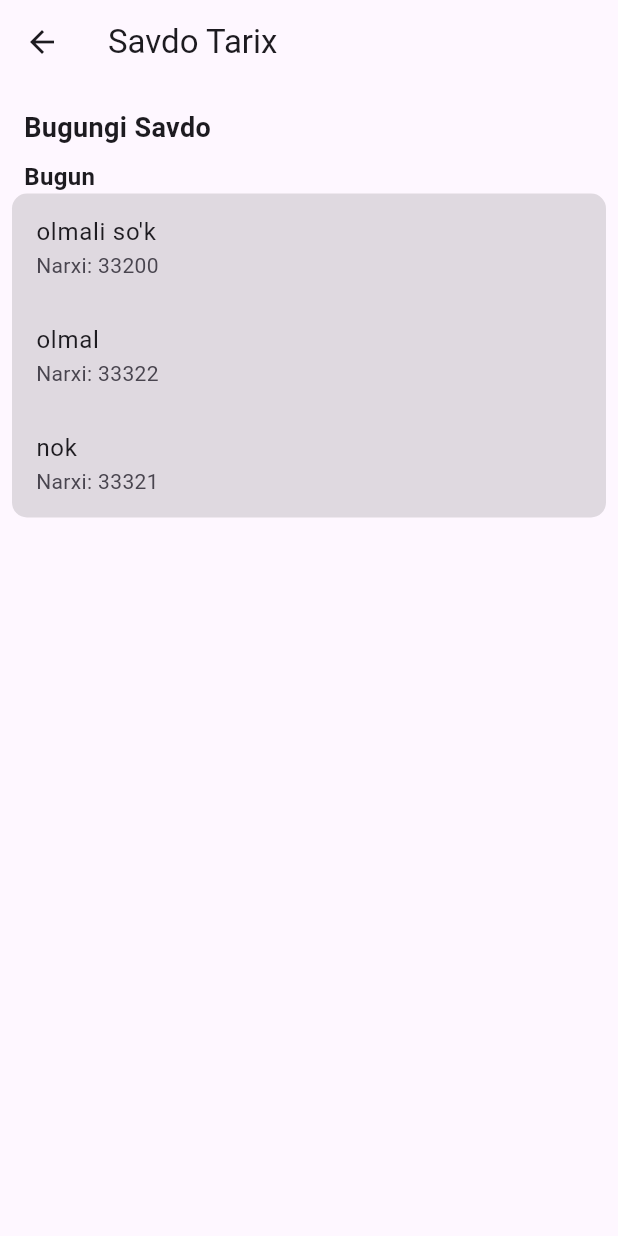
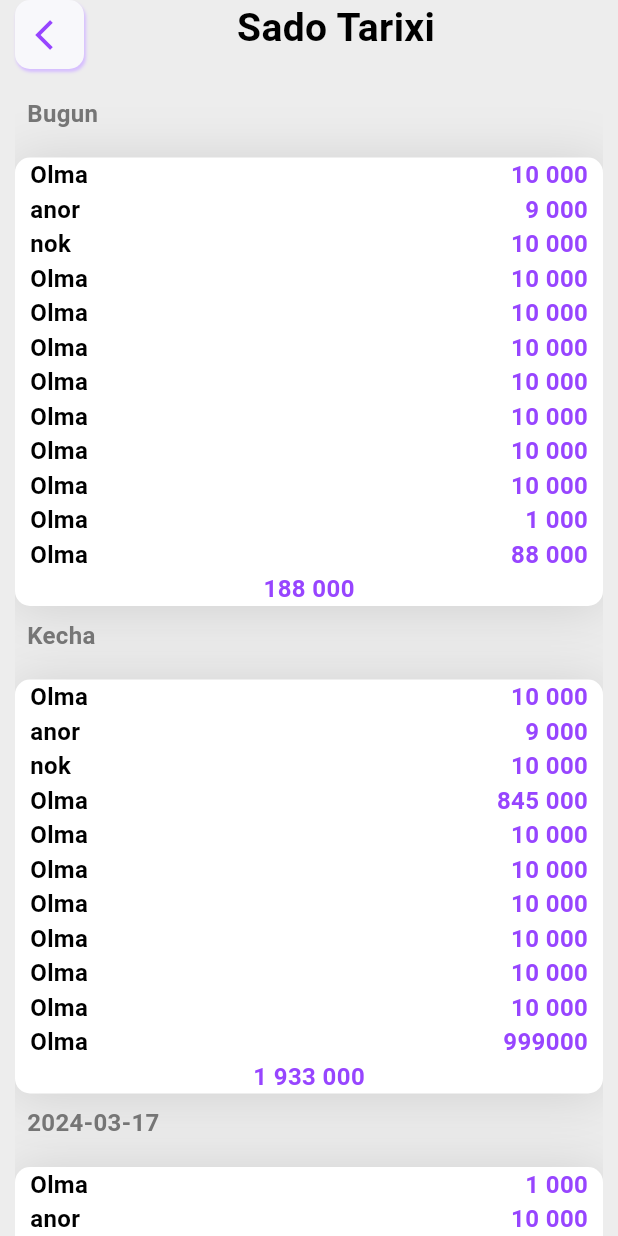
Before and after one commit to tillocoder/barcodebek, a Flutter app: the SavdoTarixPage screen opened directly, on a phone screen of 412 x 824 dp. Run offline on Flutter 3.47's test engine with Material 3 defaults, Android fonts, the phone set to English and light mode, and no system bars; our stand-ins replace firebase_core, flutter_riverpod, flutter_svg, gap, go_router, google_fonts and 2 more; missing offline and left inert: graphic, mobile_scanner; accounts and stored records are empty; Roboto replaces fonts that are missing (Signika); project files that could hold a hidden picture were left out.

Commit message:
Alpomish - 36- savdo tarxi qildi

```diff
--- a/lib/src/core/style/app_colors.dart
+++ b/lib/src/core/style/app_colors.dart
@@ -8,7 +8,7 @@ class AppColorss {
   static const c_000000 = Color(0xFF000000);
 
   // ignore: constant_identifier_names
-  static const c_C8C8C8 = Color(0xFF707070);
+  static const c_707070 = Color(0xFF707070);
   static const c_8F00FF = Color(0xFF8F00FF);
 
   // ignore: constant_identifier_names, use_full_hex_values_for_flutter_colors
@@ -20,4 +20,5 @@ class AppColorss {
 
   static const c_F8F8FB = Color(0xFFF8F8FB);
   static const scaffoldColor = Color(0xFFEDEDED);
+  static const c_767676 = Color(0xFF767676);
 }
--- a/lib/src/core/style/text_style.dart
+++ b/lib/src/core/style/text_style.dart
@@ -21,12 +21,17 @@ class AppTextStyle {
           fontWeight: FontWeight.w600));
   static final textStyle4 = GoogleFonts.signika(
       textStyle: const TextStyle(
-          color: AppColorss.c_C8C8C8,
+          color: AppColorss.c_000000,
+          fontSize: 16,
+          fontWeight: FontWeight.w700));
+  static final textStyle4_ = GoogleFonts.signika(
+      textStyle: const TextStyle(
+          color: AppColorss.c_9745FF,
           fontSize: 16,
           fontWeight: FontWeight.w700));
   static final textStyle3 = GoogleFonts.lato(
       textStyle: const TextStyle(
-          color: AppColorss.c_C8C8C8,
+          color: AppColorss.c_707070,
           fontSize: 14,
           fontWeight: FontWeight.w600));
   static final textStyle5 = GoogleFonts.lato(
@@ -64,7 +69,11 @@ class AppTextStyle {
       fontWeight: FontWeight.w800,
     ),
   );
-
-
-
+  static final textStyle11 = GoogleFonts.signika(
+    textStyle: const TextStyle(
+      color: AppColorss.c_767676,
+      fontSize: 16,
+      fontWeight: FontWeight.w600,
+    ),
+  );
 }
--- a/lib/src/features/auth/view/pages/register_page.dart
+++ b/lib/src/features/auth/view/pages/register_page.dart
@@ -76,7 +76,7 @@ class RegistorPages extends ConsumerWidget {
                         : AppColorss.c_000000,
                 backgroundColor: (con.egalik != null && con.egalik == true)
                     ? AppColorss.c_8F00FF
-                    : AppColorss.c_C8C8C8,
+                    : AppColorss.c_707070,
               ),
               const Gap(20),
               PositionButton(
@@ -86,7 +86,7 @@ class RegistorPages extends ConsumerWidget {
                 },
                 backgroundColor: (con.egalik != null && con.egalik == false)
                     ? AppColorss.c_8F00FF
-                    : AppColorss.c_C8C8C8,
+                    : AppColorss.c_707070,
                 color: (con.egalik == null)
                     ? AppColorss.c_000000
                     : con.egalik == false
--- a/lib/src/features/profile/view/pages/savdo_tarixi/view/pages/statistic_page.dart
+++ b/lib/src/features/profile/view/pages/savdo_tarixi/view/pages/statistic_page.dart
@@ -1,37 +1,37 @@
+import 'dart:core';
+
+import 'package:barcodbek/src/core/componets/w_gap.dart';
+import 'package:barcodbek/src/core/style/app_colors.dart';
+import 'package:barcodbek/src/core/style/text_style.dart';
+import 'package:barcodbek/src/core/widgets/w_beac_button.dart';
 import 'package:flutter/material.dart';
 
 class SavdoTarixPage extends StatelessWidget {
-  const SavdoTarixPage({super.key});
+  const SavdoTarixPage({Key? key}) : super(key: key);
 
   @override
   Widget build(BuildContext context) {
     return Scaffold(
-      appBar: AppBar(
-        title: const Text('Savdo Tarix'),
-      ),
-      body: const SingleChildScrollView(
+      backgroundColor: AppColorss.scaffoldColor,
+      body: SafeArea(
         child: Padding(
-          padding: EdgeInsets.all(8.0),
+          padding: const EdgeInsets.symmetric(horizontal: 10),
           child: Column(
-            crossAxisAlignment: CrossAxisAlignment.start,
             children: [
-              Padding(
-                padding: EdgeInsets.all(8.0),
-                child: Text(
-                  'Bugungi Savdo',
-                  style: TextStyle(
-                    fontSize: 18,
-                    fontWeight: FontWeight.bold,
+              const WBeacButton(
+                isChec: true,
+                title: 'Sado Tarixi',
+              ),
+              WGap.gap10,
+              Expanded(
+                child: SizedBox(
+                  child: ListView.builder(
+                    itemCount: model.length,
+                    itemBuilder: (context, index) {
+                      return SavdoItem(model: model[index]);
+                    },
                   ),
                 ),
-              ),
-              SavdoItem(
-                date: 'Bugun',
-                products: [
-                  {'name': 'olmali', 'code': 'so\'k', 'price': '33200'},
-                  {'name': 'olmal', 'code': '', 'price': '33322'},
-                  {'name': 'nok', 'code': '', 'price': '33321'},
-                ],
               ),
             ],
           ),
@@ -42,10 +42,9 @@ class SavdoTarixPage extends StatelessWidget {
 }
 
 class SavdoItem extends StatelessWidget {
-  final String date;
-  final List<Map<String, String>> products;
+  final TaxrixMadel model;
 
-  const SavdoItem({super.key, required this.date, required this.products});
+  const SavdoItem({Key? key, required this.model}) : super(key: key);
 
   @override
   Widget build(BuildContext context) {
@@ -53,31 +52,164 @@ class SavdoItem extends StatelessWidget {
       crossAxisAlignment: CrossAxisAlignment.start,
       children: [
         Padding(
-          padding: const EdgeInsets.symmetric(horizontal: 8.0),
-          child: Text(
-            date,
-            style: const TextStyle(
-              fontSize: 16,
-              fontWeight: FontWeight.bold,
-            ),
+          padding: const EdgeInsets.symmetric(horizontal: 8, vertical: 8),
+          child: Text(dateFormat(model.data), style: AppTextStyle.textStyle11),
+        ),
+        WGap.gap10,
+        DecoratedBox(
+          decoration: BoxDecoration(
+            borderRadius: BorderRadius.circular(10),
+            color: AppColorss.c_FFFFFF,
+            boxShadow: const [
+              BoxShadow(
+                color: Colors.black12,
+                offset: Offset(0, 2),
+                blurRadius: 30,
+                spreadRadius: 1,
+              )
+            ],
           ),
-        ),
-        DecoratedBox(
-          decoration: BoxDecoration(borderRadius: BorderRadius.circular(10), color: Colors.black12),
-          child: ListView.builder(
-            shrinkWrap: true,
-            physics: const NeverScrollableScrollPhysics(),
-            itemCount: products.length,
-            itemBuilder: (context, index) {
-              final product = products[index];
-              return ListTile(
-                title: Text('${product['name']} ${product['code']}'),
-                subtitle: Text('Narxi: ${product['price']}'),
-              );
-            },
+          child: Column(
+            children: [
+              ListView.builder(
+                shrinkWrap: true,
+                physics: const NeverScrollableScrollPhysics(),
+                itemCount: model.praduct.length,
+                itemBuilder: (context, index) {
+                  return Padding(
+                    padding: const EdgeInsets.symmetric(horizontal: 10),
+                    child: Row(
+                      mainAxisAlignment: MainAxisAlignment.spaceBetween,
+                      children: [
+                        Text(
+                          '${model.praduct[index].name}',
+                          style: AppTextStyle.textStyle4,
+                        ),
+                        Text(
+                          '${model.praduct[index].prices}',
+                          style: AppTextStyle.textStyle4_,
+                        ),
+                      ],
+                    ),
+                  );
+                },
+              ),
+              Text(
+                umumiSumma().toString(),
+                style: AppTextStyle.textStyle4_,
+              )
+            ],
           ),
         )
       ],
     );
   }
+
+  String umumiSumma() {
+    int total = 0;
+    for (var i = 0; i < model.praduct.length; ++i) {
+      total += int.parse(model.praduct[i].prices.replaceAll(" ", ""));
+    }
+    return formatNumber(total);
+  }
+
+  String formatNumber(int number) {
+    String strNumber = number.toString();
+    String formattedNumber = '';
+    int length = strNumber.length;
+    for (int i = 0; i < length; i++) {
+      if ((length - i) % 3 == 0 && i != 0) {
+        formattedNumber += ' ';
+      }
+      formattedNumber += strNumber[i];
+    }
+    return formattedNumber;
+  }
 }
+
+List<TaxrixMadel> model = [
+  TaxrixMadel(
+    data: DateTime.now().toIso8601String().substring(0, 10),
+    praduct: [
+      const Praduct(name: "Olma", prices: '10 000'),
+      const Praduct(name: "anor", prices: '9 000'),
+      const Praduct(name: "nok", prices: '10 000'),
+      const Praduct(name: "Olma", prices: '10 000'),
+      const Praduct(name: "Olma", prices: '10 000'),
+      const Praduct(name: "Olma", prices: '10 000'),
+      const Praduct(name: "Olma", prices: '10 000'),
+      const Praduct(name: "Olma", prices: '10 000'),
+      const Praduct(name: "Olma", prices: '10 000'),
+      const Praduct(name: "Olma", prices: '10 000'),
+      const Praduct(name: "Olma", prices: '1 000'),
+      const Praduct(name: "Olma", prices: '88 000'),
+    ],
+  ),
+  const TaxrixMadel(
+    data: '2024-03-18',
+    praduct: [
+      Praduct(name: "Olma", prices: '10 000'),
+      Praduct(name: "anor", prices: '9 000'),
+      Praduct(name: "nok", prices: '10 000'),
+      Praduct(name: "Olma", prices: '845 000'),
+      Praduct(name: "Olma", prices: '10 000'),
+      Praduct(name: "Olma", prices: '10 000'),
+      Praduct(name: "Olma", prices: '10 000'),
+      Praduct(name: "Olma", prices: '10 000'),
+      Praduct(name: "Olma", prices: '10 000'),
+      Praduct(name: "Olma", prices: '10 000'),
+      Praduct(name: "Olma", prices: '999000'),
+    ],
+  ),
+  const TaxrixMadel(
+    data: '2024-03-17',
+    praduct: [
+      Praduct(name: "Olma", prices: '1 000'),
+      Praduct(name: "anor", prices: '10 000'),
+      Praduct(name: "nok", prices: '10 000'),
+      Praduct(name: "Olma", prices: '10 000'),
+      Praduct(name: "Olma", prices: '10 000'),
+      Praduct(name: "Olma", prices: '10 000'),
+      Praduct(name: "Olma", prices: '10 000'),
+      Praduct(name: "Olma", prices: '10 000'),
+    ],
+  ),
+  const TaxrixMadel(
+    data: '2024-03-17',
+    praduct: [
+      Praduct(name: "Olma", prices: '1 000'),
+      Praduct(name: "anor", prices: '10 000'),
+      Praduct(name: "nok", prices: '10 000'),
+      Praduct(name: "Olma", prices: '10 000'),
+      Praduct(name: "Olma", prices: '10 000'),
+      Praduct(name: "Olma", prices: '10 000'),
+      Praduct(name: "Olma", prices: '10 000'),
+      Praduct(name: "Olma", prices: '10 000'),
+    ],
+  ),
+];
+
+String dateFormat(String date) {
+  String day = DateTime.now().toIso8601String().substring(8, 10);
+  if (date.substring(8, 10) == day) {
+    return "Bugun";
+  }
+  if (date.substring(8, 10) == (int.parse(day) - 1).toString()) {
+    return "Kecha";
+  }
+  return date;
+}
+
+class TaxrixMadel {
+  final String data;
+  final List<Praduct> praduct;
+
+  const TaxrixMadel({required this.data, required this.praduct});
+}
+
+class Praduct {
+  final String name;
+  final String prices;
+
+  const Praduct({required this.name, required this.prices});
+}
--- a/lib/src/features/profile/view/pages/setting/view/pages/setting_page.dart
+++ b/lib/src/features/profile/view/pages/setting/view/pages/setting_page.dart
@@ -103,7 +103,7 @@ class SettingPage extends ConsumerWidget {
                     ),
                     trailing: const Icon(
                       Icons.arrow_forward_ios_outlined,
-                      color: Colors.indigo,
+                      color: AppColorss.c_9745FF,
                     ),
                   ),
                 ),
```
Also changed, not shown: lib/src/features/home/view/pages/home_Page.dart (+10 -5 lines), lib/src/features/profile/view/pages/savdo_tarixi/controller/data.dart (renamed from lib/src/features/profile/view/pages/savdo_tarixi/view/pages/controller/data.dart).
